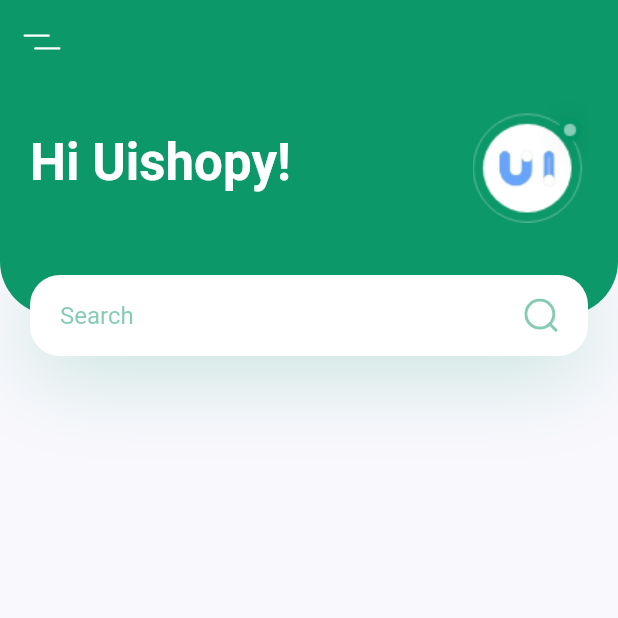
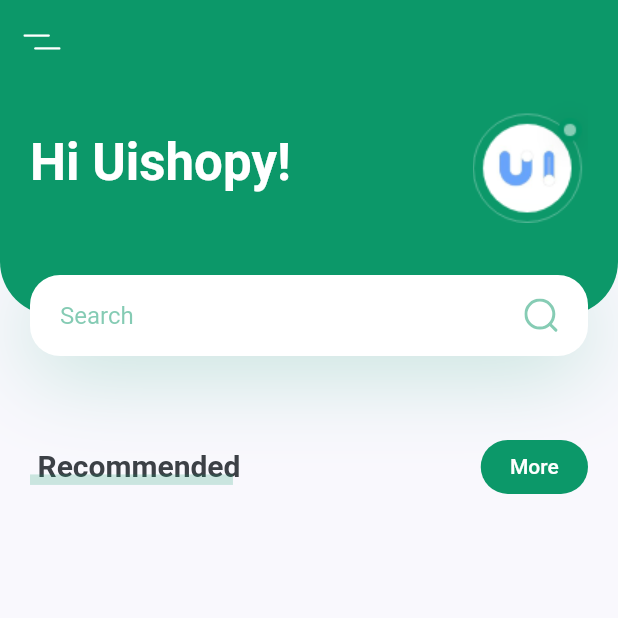
Before and after one commit to Saeed-Sabra/plant_app, a Flutter app: the screen it shows after launch, on a phone screen of 412 x 824 dp, the top half of it. Run offline on Flutter 3.47's test engine with Material 2 defaults, Android fonts, the phone set to English and light mode, and no system bars; our stand-ins replace flutter_svg.

Commit message:
title with more button

```diff
--- a/lib/screens/home/components/body.dart
+++ b/lib/screens/home/components/body.dart
@@ -2,6 +2,7 @@ import 'package:flutter/material.dart';
 import 'package:flutter_svg/flutter_svg.dart';
 import 'package:plant_app/constants.dart';
 import 'package:plant_app/screens/home/components/header_with_search_box.dart';
+import 'package:plant_app/screens/home/components/title_with_more_btn.dart';
 
 class Body extends StatelessWidget {
   const Body({super.key});
@@ -11,7 +12,10 @@ class Body extends StatelessWidget {
     Size size = MediaQuery.of(context).size;
     return SingleChildScrollView(
       child: Column(
-        children: [HeaderWithSearchBox(size: size)],
+        children: [
+          HeaderWithSearchBox(size: size),
+          TitleWithMoreBtn(title: "Recommended", press: () {}),
+        ],
       ),
     );
   }
--- a/lib/screens/home/components/header_with_search_box.dart
+++ b/lib/screens/home/components/header_with_search_box.dart
@@ -13,7 +13,8 @@ class HeaderWithSearchBox extends StatelessWidget {
 
   @override
   Widget build(BuildContext context) {
-    return SizedBox(
+    return Container(
+      margin: EdgeInsets.only(bottom: kDefaultPadding * 2.5),
       height: size.height * 0.22,
       child: Stack(
         children: [
--- /dev/null
+++ b/lib/screens/home/components/title_with_more_btn.dart
@@ -0,0 +1,83 @@
+import 'package:flutter/material.dart';
+import 'package:plant_app/constants.dart';
+
+class TitleWithMoreBtn extends StatelessWidget {
+  const TitleWithMoreBtn({
+    super.key,
+    required this.title,
+    required this.press,
+  });
+  final String title;
+  final Function press;
+  @override
+  Widget build(BuildContext context) {
+    return Padding(
+      padding: const EdgeInsets.symmetric(horizontal: kDefaultPadding),
+      child: Row(
+        children: [
+          TitleWithCustomUnderline(text: title),
+          const Spacer(),
+          TextButton(
+            onPressed: press(),
+            style: TextButton.styleFrom(
+              backgroundColor: kPrimaryColor,
+              shape: RoundedRectangleBorder(
+                borderRadius: BorderRadius.circular(20),
+              ),
+            ),
+            child: const Padding(
+              padding: EdgeInsets.only(
+                right: 8,
+                left: 8,
+              ),
+              child: Text(
+                " More ",
+                style: TextStyle(
+                  color: Colors.white,
+                ),
+              ),
+            ),
+          ),
+        ],
+      ),
+    );
+  }
+}
+
+class TitleWithCustomUnderline extends StatelessWidget {
+  const TitleWithCustomUnderline({
+    super.key,
+    required this.text,
+  });
+  final String text;
+  @override
+  Widget build(BuildContext context) {
+    return Container(
+      height: 24,
+      child: Stack(
+        children: [
+          Padding(
+            padding: const EdgeInsets.only(left: kDefaultPadding / 4),
+            child: Text(
+              text,
+              style: const TextStyle(
+                fontSize: 20,
+                fontWeight: FontWeight.bold,
+              ),
+            ),
+          ),
+          Positioned(
+            bottom: 0,
+            right: 0,
+            left: 0,
+            child: Container(
+              margin: const EdgeInsets.only(right: kDefaultPadding / 4),
+              height: 7,
+              color: kPrimaryColor.withOpacity(0.2),
+            ),
+          ),
+        ],
+      ),
+    );
+  }
+}
```
